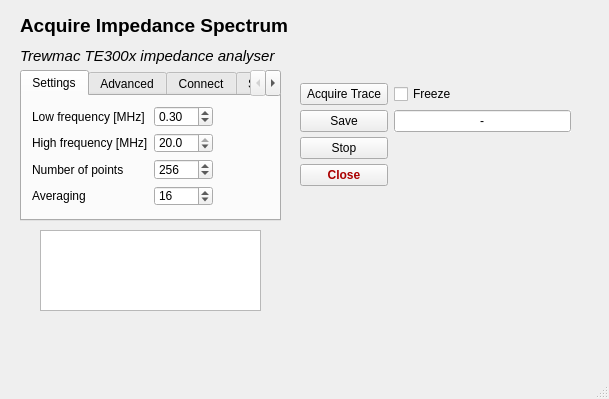
Qt form trewmac_te3100/read_trewmac_gui.ui (Lars27/impedance_measurements) before a commit.
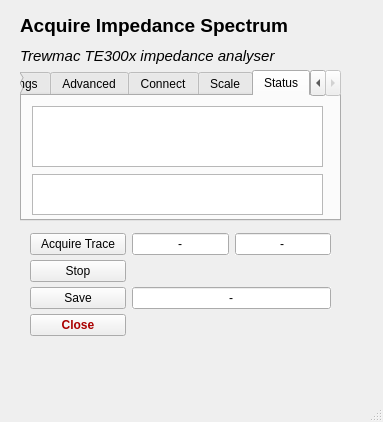
The same form after that commit. The open tabs and pages were chosen to show the change.

```diff
--- a/trewmac_te3100/read_trewmac_gui.ui
+++ b/trewmac_te3100/read_trewmac_gui.ui
@@ -9,13 +9,16 @@
    <rect>
     <x>0</x>
     <y>0</y>
-    <width>609</width>
-    <height>399</height>
+    <width>383</width>
+    <height>422</height>
    </rect>
   </property>
   <property name="windowTitle">
    <string>MainWindow</string>
   </property>
+  <property name="locale">
+   <locale language="English" country="UnitedKingdom"/>
+  </property>
   <widget class="QWidget" name="centralwidget">
    <widget class="QLabel" name="title_label">
     <property name="geometry">
@@ -66,7 +69,7 @@
      <rect>
       <x>20</x>
       <y>70</y>
-      <width>261</width>
+      <width>321</width>
       <height>151</height>
      </rect>
     </property>
@@ -301,16 +304,6 @@
        </rect>
       </property>
       <layout class="QGridLayout" name="gridLayout_3">
-       <item row="0" column="0">
-        <widget class="QPushButton" name="connect_button">
-         <property name="locale">
-          <locale language="English" country="UnitedKingdom"/>
-         </property>
-         <property name="text">
-          <string>Connect</string>
-         </property>
-        </widget>
-       </item>
        <item row="0" column="1">
         <widget class="QLineEdit" name="port_Edit">
          <property name="autoFillBackground">
@@ -330,29 +323,20 @@
          </property>
         </widget>
        </item>
-       <item row="1" column="0" colspan="2">
-        <widget class="QLineEdit" name="portstatus_Edit">
-         <property name="autoFillBackground">
-          <bool>true</bool>
-         </property>
-         <property name="styleSheet">
-          <string notr="true"/>
-         </property>
+       <item row="0" column="0">
+        <widget class="QPushButton" name="connect_button">
          <property name="locale">
           <locale language="English" country="UnitedKingdom"/>
          </property>
          <property name="text">
-          <string>-</string>
-         </property>
-         <property name="alignment">
-          <set>Qt::AlignCenter</set>
+          <string>Connect</string>
          </property>
         </widget>
        </item>
       </layout>
      </widget>
     </widget>
-    <widget class="QWidget" name="tab">
+    <widget class="QWidget" name="scale_tab">
      <attribute name="title">
       <string>Scale</string>
      </attribute>
@@ -536,37 +520,45 @@
       </layout>
      </widget>
     </widget>
-   </widget>
-   <widget class="QTextEdit" name="status_textEdit">
-    <property name="geometry">
-     <rect>
-      <x>40</x>
-      <y>230</y>
-      <width>221</width>
-      <height>81</height>
-     </rect>
-    </property>
+    <widget class="QWidget" name="info_tab">
+     <attribute name="title">
+      <string>Status</string>
+     </attribute>
+     <widget class="QTextEdit" name="status_textEdit">
+      <property name="geometry">
+       <rect>
+        <x>10</x>
+        <y>10</y>
+        <width>291</width>
+        <height>61</height>
+       </rect>
+      </property>
+     </widget>
+     <widget class="QPlainTextEdit" name="resultpath_Edit">
+      <property name="geometry">
+       <rect>
+        <x>10</x>
+        <y>78</y>
+        <width>291</width>
+        <height>41</height>
+       </rect>
+      </property>
+     </widget>
+    </widget>
    </widget>
    <widget class="QWidget" name="gridLayoutWidget_2">
     <property name="geometry">
      <rect>
-      <x>300</x>
-      <y>80</y>
-      <width>271</width>
+      <x>30</x>
+      <y>230</y>
+      <width>301</width>
       <height>111</height>
      </rect>
     </property>
-    <layout class="QGridLayout" name="gridLayout_2" rowstretch="0,0,0,0,0" columnstretch="80,160">
+    <layout class="QGridLayout" name="button_gridLayout" rowstretch="0,0,0,0,0,0" columnstretch="40,40,40">
      <property name="verticalSpacing">
       <number>2</number>
      </property>
-     <item row="0" column="1">
-      <widget class="QCheckBox" name="freeze_checkBox">
-       <property name="text">
-        <string>Freeze</string>
-       </property>
-      </widget>
-     </item>
      <item row="2" column="0">
       <widget class="QPushButton" name="save_button">
        <property name="locale">
@@ -577,26 +569,17 @@
        </property>
       </widget>
      </item>
-     <item row="2" column="1">
-      <widget class="QLineEdit" name="resultfile_Edit">
-       <property name="autoFillBackground">
-        <bool>true</bool>
-       </property>
-       <property name="styleSheet">
-        <string notr="true"/>
-       </property>
+     <item row="0" column="0">
+      <widget class="QPushButton" name="acquire_button">
        <property name="locale">
         <locale language="English" country="UnitedKingdom"/>
        </property>
        <property name="text">
-        <string>-</string>
-       </property>
-       <property name="alignment">
-        <set>Qt::AlignCenter</set>
+        <string>Acquire Trace</string>
        </property>
       </widget>
      </item>
-     <item row="4" column="0">
+     <item row="5" column="0">
       <widget class="QPushButton" name="close_button">
        <property name="font">
         <font>
@@ -618,23 +601,70 @@
        </property>
       </widget>
      </item>
-     <item row="0" column="0">
-      <widget class="QPushButton" name="acquire_button">
-       <property name="locale">
-        <locale language="English" country="UnitedKingdom"/>
-       </property>
-       <property name="text">
-        <string>Acquire Trace</string>
-       </property>
-      </widget>
-     </item>
-     <item row="3" column="0">
+     <item row="1" column="0">
       <widget class="QPushButton" name="stop_button">
        <property name="text">
         <string>Stop</string>
        </property>
       </widget>
      </item>
+     <item row="0" column="1">
+      <widget class="QLineEdit" name="portstatus_Edit">
+       <property name="autoFillBackground">
+        <bool>true</bool>
+       </property>
+       <property name="styleSheet">
+        <string notr="true"/>
+       </property>
+       <property name="locale">
+        <locale language="English" country="UnitedKingdom"/>
+       </property>
+       <property name="text">
+        <string>-</string>
+       </property>
+       <property name="alignment">
+        <set>Qt::AlignCenter</set>
+       </property>
+      </widget>
+     </item>
+     <item row="0" column="2">
+      <widget class="QLineEdit" name="acquisitiontatus_Edit">
+       <property name="autoFillBackground">
+        <bool>true</bool>
+       </property>
+       <property name="styleSheet">
+        <string notr="true"/>
+       </property>
+       <property name="locale">
+        <locale language="English" country="UnitedKingdom"/>
+       </property>
+       <property name="text">
+        <string>-</string>
+       </property>
+       <property name="alignment">
+        <set>Qt::AlignCenter</set>
+       </property>
+      </widget>
+     </item>
+     <item row="2" column="1" colspan="2">
+      <widget class="QLineEdit" name="resultfile_Edit">
+       <property name="autoFillBackground">
+        <bool>true</bool>
+       </property>
+       <property name="styleSheet">
+        <string notr="true"/>
+       </property>
+       <property name="locale">
+        <locale language="English" country="UnitedKingdom"/>
+       </property>
+       <property name="text">
+        <string>-</string>
+       </property>
+       <property name="alignment">
+        <set>Qt::AlignCenter</set>
+       </property>
+      </widget>
+     </item>
     </layout>
    </widget>
   </widget>
@@ -643,7 +673,7 @@
     <rect>
      <x>0</x>
      <y>0</y>
-     <width>609</width>
+     <width>383</width>
      <height>22</height>
     </rect>
    </property>
```
